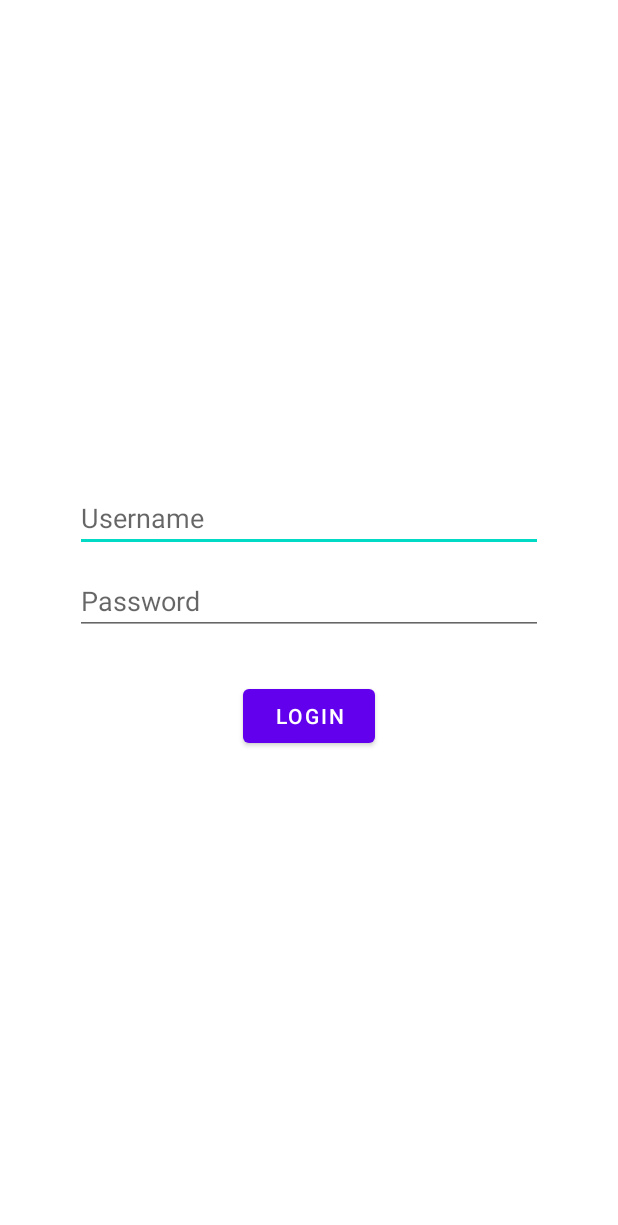
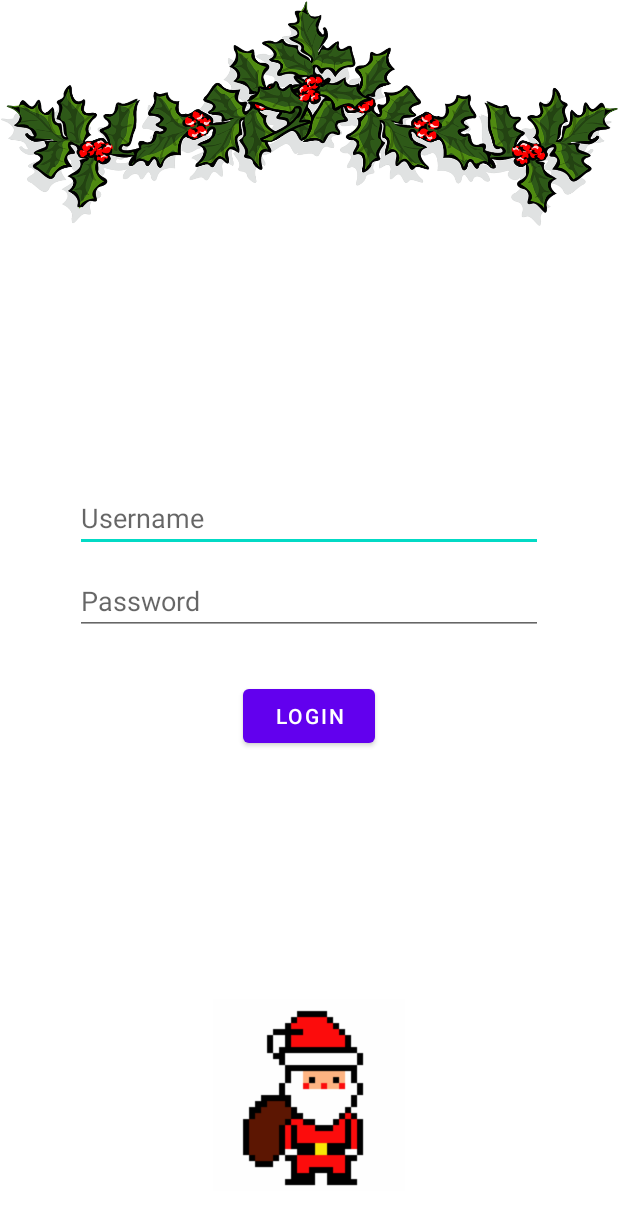
Before and after one commit to keithpang1238/Munch, an Android app: the screen it shows after launch (LoginActivity), on a phone screen of 412 x 824 dp. Shown: the top 1225 px of the screen. Run offline under Robolectric (Android 15) with nearby library versions, the phone set to English and light mode, and no system bars; our stand-ins replace Firebase (no records; nobody signed in at launch, a user with empty details on screens opened directly).

Commit message:
Add christmas decorations to login page

```diff
--- a/app/build.gradle
+++ b/app/build.gradle
@@ -50,4 +50,5 @@ dependencies {
     androidTestImplementation 'androidx.test.espresso:espresso-core:3.4.0'
     implementation 'com.android.volley:volley:1.2.0'
     implementation "com.squareup.picasso:picasso:2.71828"
+    implementation 'pl.droidsonroids.gif:android-gif-drawable:1.2.19'
 }
--- a/app/src/main/java/com/example/munch/LoginActivity.java
+++ b/app/src/main/java/com/example/munch/LoginActivity.java
@@ -9,6 +9,7 @@ import android.text.TextUtils;
 import android.view.View;
 import android.widget.Button;
 import android.widget.EditText;
+import android.widget.ImageView;
 import android.widget.Toast;
 
 import com.google.android.gms.tasks.OnCompleteListener;
@@ -16,11 +17,13 @@ import com.google.android.gms.tasks.Task;
 import com.google.firebase.auth.AuthResult;
 import com.google.firebase.auth.FirebaseAuth;
 
+import java.util.Calendar;
 import java.util.Objects;
+
+import pl.droidsonroids.gif.GifImageView;
 
 public class LoginActivity extends AppCompatActivity implements View.OnClickListener{
 
-    private Button loginBtn;
     private EditText usernameEdit;
     private EditText passwordEdit;
     private FirebaseAuth mAuth;
@@ -34,11 +37,17 @@ public class LoginActivity extends AppCompatActivity implements View.OnClickList
 
         mAuth = FirebaseAuth.getInstance();
 
-        loginBtn = findViewById(R.id.loginBtn);
+        Button loginBtn = findViewById(R.id.loginBtn);
         usernameEdit = findViewById(R.id.usernameEdit);
         passwordEdit = findViewById(R.id.passwordEdit);
+        loginBtn.setOnClickListener(this);
 
-        loginBtn.setOnClickListener(this);
+        if (isChristmasPeriod()) {
+            ImageView holly = findViewById(R.id.hollyImage);
+            holly.setVisibility(View.VISIBLE);
+            GifImageView santaGif = findViewById(R.id.santaGif);
+            santaGif.setVisibility(View.VISIBLE);
+        }
     }
 
     @Override
@@ -80,5 +89,12 @@ public class LoginActivity extends AppCompatActivity implements View.OnClickList
         );
     }
 
+    private boolean isChristmasPeriod() {
+        Calendar calendar = Calendar.getInstance();
+        int month  = calendar.get(Calendar.MONTH);
+        int day = calendar.get(Calendar.DAY_OF_MONTH);
+        return month == 11 || (month == 10 && day > 22) || (month == 0 && day < 5);
+    }
+
 
 }
--- a/app/src/main/res/layout/activity_main.xml
+++ b/app/src/main/res/layout/activity_main.xml
@@ -4,14 +4,25 @@
     xmlns:tools="http://schemas.android.com/tools"
     android:layout_width="match_parent"
     android:layout_height="match_parent"
+
     tools:context=".LoginActivity">
+
+    <ImageView
+        android:layout_width="match_parent"
+        android:layout_height="wrap_content"
+        android:src="@drawable/holly_header"
+        android:layout_alignTop="@id/mainLoginLayout"
+        android:adjustViewBounds="true"
+        android:id="@+id/hollyImage"
+        android:visibility="invisible"/>
 
     <RelativeLayout
         android:layout_width="match_parent"
-        android:layout_height="wrap_content"
+        android:layout_height="match_parent"
         android:layout_marginLeft="50dp"
         android:layout_marginRight="50dp"
-        android:layout_centerInParent="true">
+        android:gravity="center"
+        android:id="@+id/mainLoginLayout">
 
         <EditText
             android:layout_width="match_parent"
@@ -41,5 +52,17 @@
 
     </RelativeLayout>
 
+    <pl.droidsonroids.gif.GifImageView
+        android:layout_width="wrap_content"
+        android:layout_height="wrap_content"
+        android:src="@drawable/santa_gif3"
+        android:layout_alignBottom="@+id/mainLoginLayout"
+        android:layout_centerHorizontal="true"
+        android:layout_marginTop="50dp"
+        android:layout_marginBottom="30dp"
+        android:id="@+id/santaGif"
+        android:visibility="invisible"/>
+
+
 
 </RelativeLayout>
```
Also changed, not shown: app/src/main/res/drawable/holly_header.png (added), app/src/main/res/drawable/santa_gif3.gif (added). Lines whose indentation alone changed are shown as unchanged.
